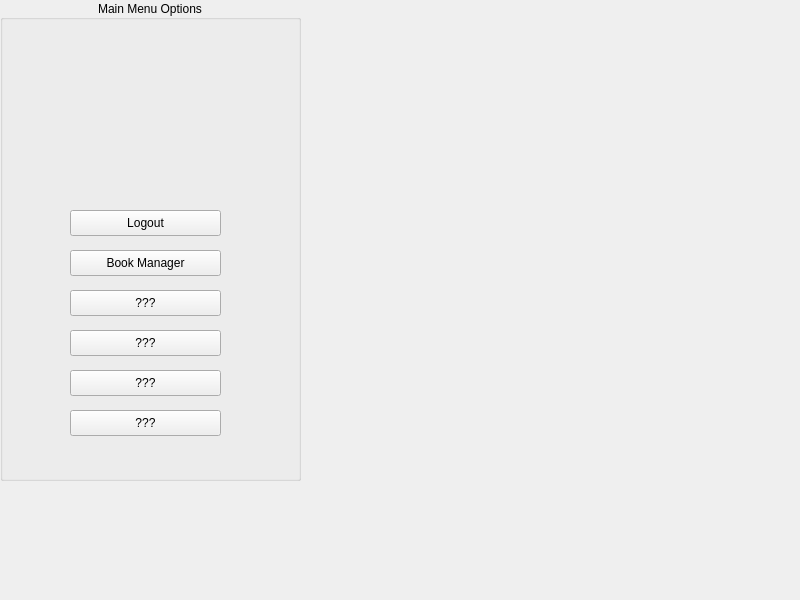
Qt form homewindow.ui (calderon-antoniop410/LibraryPlusPlus) before a commit.
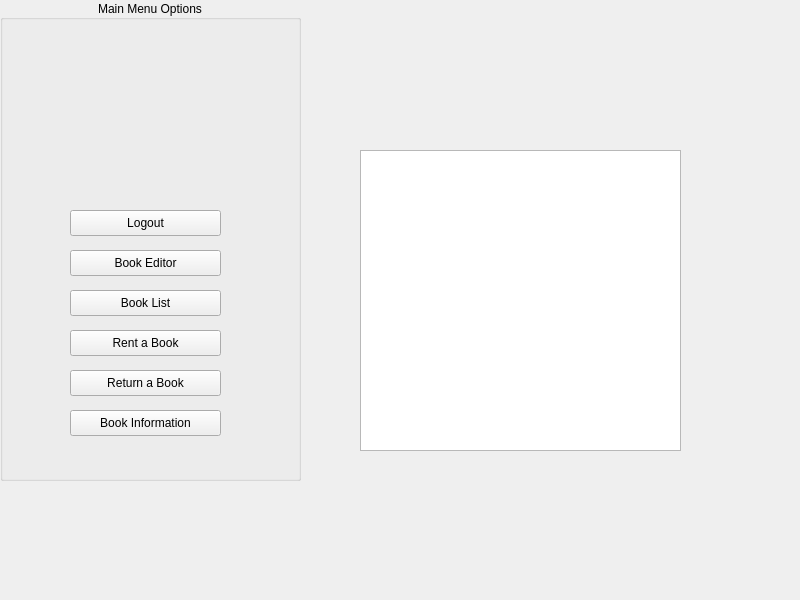
The same form after that commit. Icons and pictures are not drawn.

```diff
--- a/homewindow.ui
+++ b/homewindow.ui
@@ -71,7 +71,7 @@
       </rect>
      </property>
      <property name="text">
-      <string>Book Manager</string>
+      <string>Book Editor</string>
      </property>
     </widget>
     <widget class="QPushButton" name="pushButton_8">
@@ -84,7 +84,7 @@
       </rect>
      </property>
      <property name="text">
-      <string>???</string>
+      <string>Book List</string>
      </property>
     </widget>
     <widget class="QPushButton" name="pushButton_9">
@@ -97,7 +97,7 @@
       </rect>
      </property>
      <property name="text">
-      <string>???</string>
+      <string>Rent a Book</string>
      </property>
     </widget>
     <widget class="QPushButton" name="pushButton_10">
@@ -110,7 +110,7 @@
       </rect>
      </property>
      <property name="text">
-      <string>???</string>
+      <string>Return a Book</string>
      </property>
     </widget>
     <widget class="QPushButton" name="pushButton_11">
@@ -123,10 +123,33 @@
       </rect>
      </property>
      <property name="text">
-      <string>???</string>
+      <string>Book Information</string>
      </property>
     </widget>
    </widget>
+   <widget class="QLabel" name="user_label">
+    <property name="geometry">
+     <rect>
+      <x>340</x>
+      <y>40</y>
+      <width>371</width>
+      <height>71</height>
+     </rect>
+    </property>
+    <property name="text">
+     <string/>
+    </property>
+   </widget>
+   <widget class="QTableWidget" name="borrowedTable">
+    <property name="geometry">
+     <rect>
+      <x>360</x>
+      <y>150</y>
+      <width>321</width>
+      <height>301</height>
+     </rect>
+    </property>
+   </widget>
   </widget>
  </widget>
  <resources>
```
Left out of the diff: 4 changed lines with no effect on the pictures.
